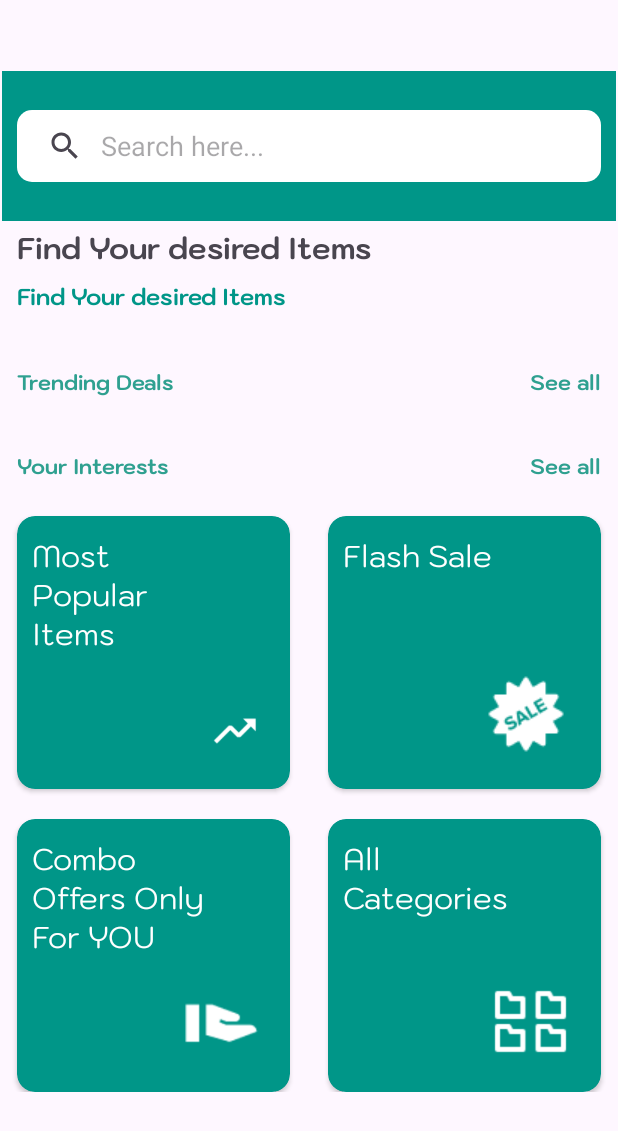
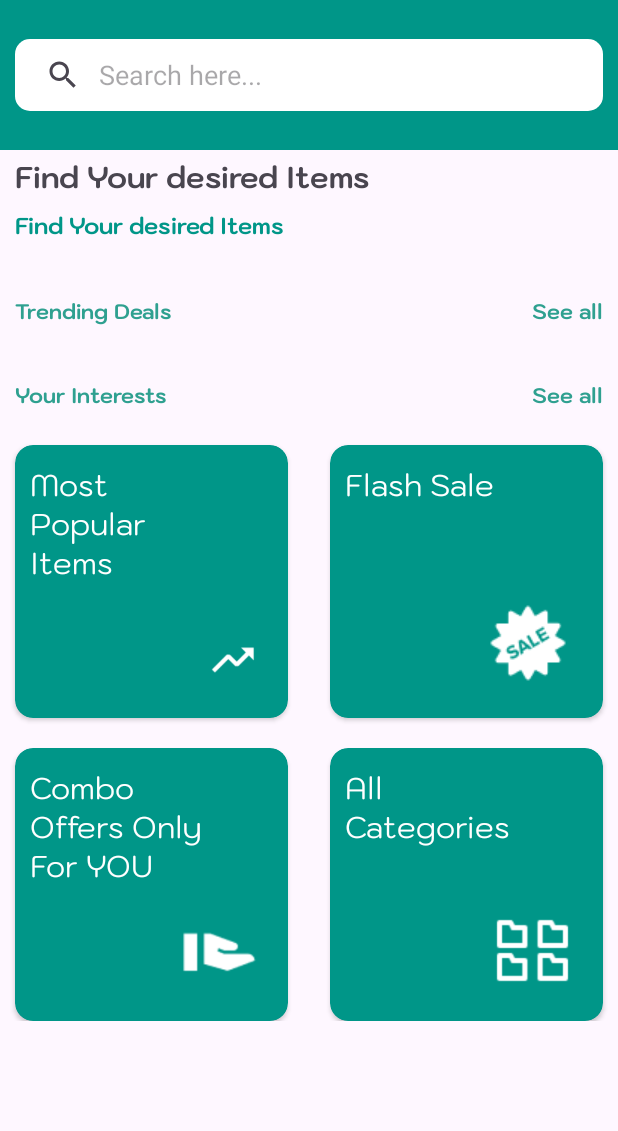
Before and after one commit to Shimon31/Fake_ecommerce, an Android app: the screen it shows after launch (MainActivity), on a phone screen of 412 x 824 dp. Shown: the top 1131 px of the screen. Run offline under Robolectric (Android 15) with nearby library versions, the phone set to English and light mode, and no system bars; our stand-ins replace Dagger/Hilt's generated code; network calls fail; 1 statement that could not run was skipped.

```diff
--- a/app/src/main/AndroidManifest.xml
+++ b/app/src/main/AndroidManifest.xml
@@ -16,6 +16,7 @@
         tools:targetApi="31">
         <activity
             android:name=".MainActivity"
+            android:windowSoftInputMode="adjustResize"
             android:exported="true">
             <intent-filter>
                 <action android:name="android.intent.action.MAIN" />
--- a/app/src/main/java/com/example/fake_store/api/ProductService.kt
+++ b/app/src/main/java/com/example/fake_store/api/ProductService.kt
@@ -3,12 +3,15 @@ package com.example.fake_store.api
 import com.example.fake_store.data.product.ResponseProductItem
 import retrofit2.Response
 import retrofit2.http.GET
+import retrofit2.http.Path
 
 interface ProductService {
 
     @GET("products")
     suspend fun getAllProducts(): Response<List<ResponseProductItem>>
 
-    @GET("products")
-    suspend fun getProductsById(): Response<ResponseProductItem>
+    @GET("products/{id}")
+    suspend fun getProductsById(
+      @Path("id")  id:Int
+    ): Response<ResponseProductItem>
 }
--- a/app/src/main/java/com/example/fake_store/repos/GetProductsRepo.kt
+++ b/app/src/main/java/com/example/fake_store/repos/GetProductsRepo.kt
@@ -11,4 +11,9 @@ class GetProductsRepo @Inject constructor(private val service: ProductService) {
         return service.getAllProducts()
     }
 
+    suspend fun getProductById(id:Int):Response<ResponseProductItem>{
+
+        return service.getProductsById(id)
+    }
+
 }
--- a/app/src/main/java/com/example/fake_store/ui/home/HomeFragment.kt
+++ b/app/src/main/java/com/example/fake_store/ui/home/HomeFragment.kt
@@ -3,28 +3,40 @@ package com.example.fake_store.ui.home
 import android.os.Bundle
 import android.util.Log
 import android.view.View
+import androidx.fragment.app.activityViewModels
 import androidx.fragment.app.viewModels
+import androidx.navigation.fragment.findNavController
+import com.example.fake_store.R
 import com.example.fake_store.base.baseFragment
 import com.example.fake_store.databinding.FragmentHomeBinding
 import dagger.hilt.android.AndroidEntryPoint
 
 @AndroidEntryPoint
-class HomeFragment : baseFragment<FragmentHomeBinding>(FragmentHomeBinding::inflate) {
+class HomeFragment : baseFragment<FragmentHomeBinding>(FragmentHomeBinding::inflate),HomeAdapter.Listener {
 
-   val viewModel : HomeViewModel by viewModels()
+   val viewModel : HomeViewModel by activityViewModels()
+    val adapter : HomeAdapter by  lazy {
+
+        HomeAdapter(this@HomeFragment)
+
+    }
 
     override fun onViewCreated(view: View, savedInstanceState: Bundle?) {
         super.onViewCreated(view, savedInstanceState)
 
         viewModel.allProductResponse.observe(viewLifecycleOwner){
 
-            it.forEach { p->
+            adapter.submitList(it)
+            binding.recyclerView1.adapter = adapter
 
-                Log.d("TAG", "onViewCreated: ${p.title}")
-            }
 
         }
     }
 
+    override fun itemClick(id: Int) {
+        viewModel.getProductById(id)
+        findNavController().navigate(R.id.action_homeFragment_to_detailsFragment2)
+    }
+
 
 }
--- a/app/src/main/res/layout/activity_main.xml
+++ b/app/src/main/res/layout/activity_main.xml
@@ -11,8 +11,8 @@
     <androidx.fragment.app.FragmentContainerView
         android:id="@+id/fragmentContainerView"
         android:name="androidx.navigation.fragment.NavHostFragment"
-        android:layout_width="409dp"
-        android:layout_height="729dp"
+        android:layout_width="match_parent"
+        android:layout_height="match_parent"
         app:defaultNavHost="true"
         app:navGraph="@navigation/main_nav"
         app:layout_constraintTop_toTopOf="parent"
--- a/app/src/main/res/layout/fragment_home.xml
+++ b/app/src/main/res/layout/fragment_home.xml
@@ -1,10 +1,17 @@
 <?xml version="1.0" encoding="utf-8"?>
-<ScrollView xmlns:android="http://schemas.android.com/apk/res/android"
+<LinearLayout xmlns:android="http://schemas.android.com/apk/res/android"
     xmlns:app="http://schemas.android.com/apk/res-auto"
     xmlns:tools="http://schemas.android.com/tools"
     android:layout_width="match_parent"
-    android:layout_height="match_parent"
+    android:layout_height="wrap_content"
+    android:orientation="vertical"
     tools:context=".ui.home.HomeFragment">
+
+    <ScrollView
+        android:layout_width="match_parent"
+        android:layout_height="match_parent">
+
+
 
     <androidx.constraintlayout.widget.ConstraintLayout
         android:layout_width="match_parent"
@@ -294,4 +301,5 @@
 
     </androidx.constraintlayout.widget.ConstraintLayout>
 
-</ScrollView>
+    </ScrollView>
+</LinearLayout>
--- a/app/src/main/res/navigation/main_nav.xml
+++ b/app/src/main/res/navigation/main_nav.xml
@@ -9,7 +9,11 @@
         android:id="@+id/homeFragment"
         android:name="com.example.fake_store.ui.home.HomeFragment"
         android:label="fragment_home"
-        tools:layout="@layout/fragment_home" />
+        tools:layout="@layout/fragment_home" >
+        <action
+            android:id="@+id/action_homeFragment_to_detailsFragment2"
+            app:destination="@id/detailsFragment2" />
+    </fragment>
     <fragment
         android:id="@+id/profileFragment"
         android:name="com.example.fake_store.ProfileFragment"
@@ -20,4 +24,9 @@
         android:name="com.example.fake_store.CartFragment"
         android:label="fragment_cart"
         tools:layout="@layout/fragment_cart" />
+    <fragment
+        android:id="@+id/detailsFragment2"
+        android:name="com.example.fake_store.ui.details.DetailsFragment"
+        android:label="fragment_details"
+        tools:layout="@layout/fragment_details" />
 </navigation>
```
Also changed, not shown: app/src/main/java/com/example/fake_store/ui/details/DetailsFragment.kt (added, +35 -0 lines), app/src/main/java/com/example/fake_store/ui/home/HomeAdapter.kt (+14 -2 lines), app/src/main/java/com/example/fake_store/ui/home/HomeViewModel.kt (+26 -9 lines), app/src/main/res/layout/fragment_details.xml (added, +14 -0 lines), app/src/main/res/layout/itemlist_1.xml (+9 -7 lines).
